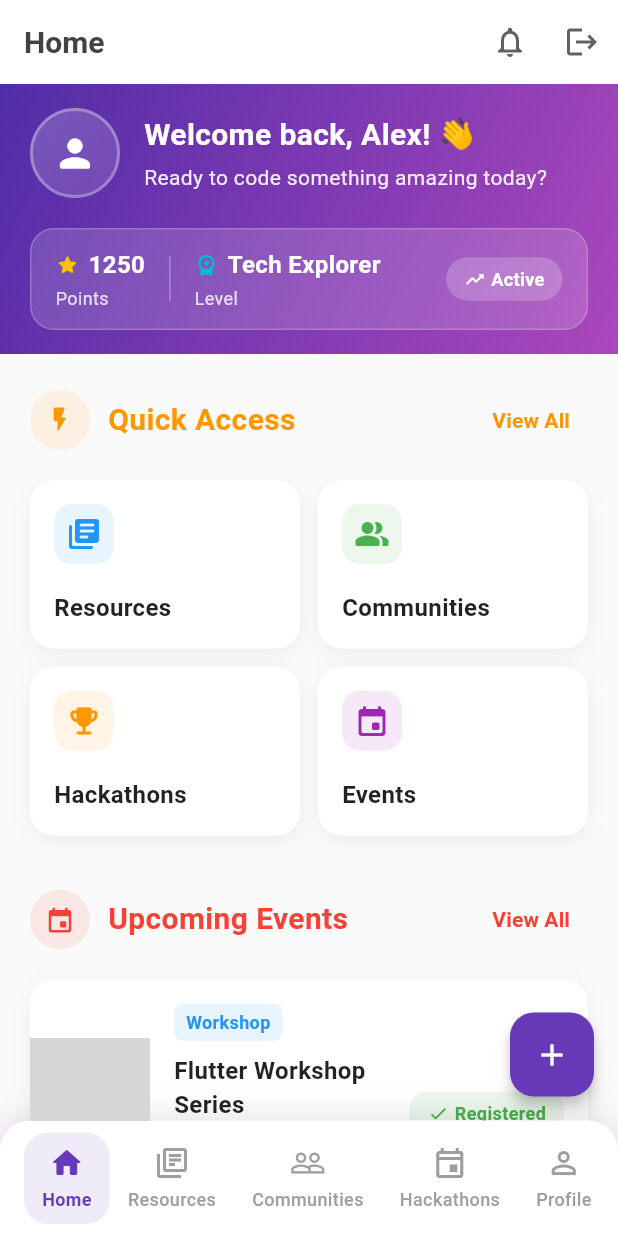
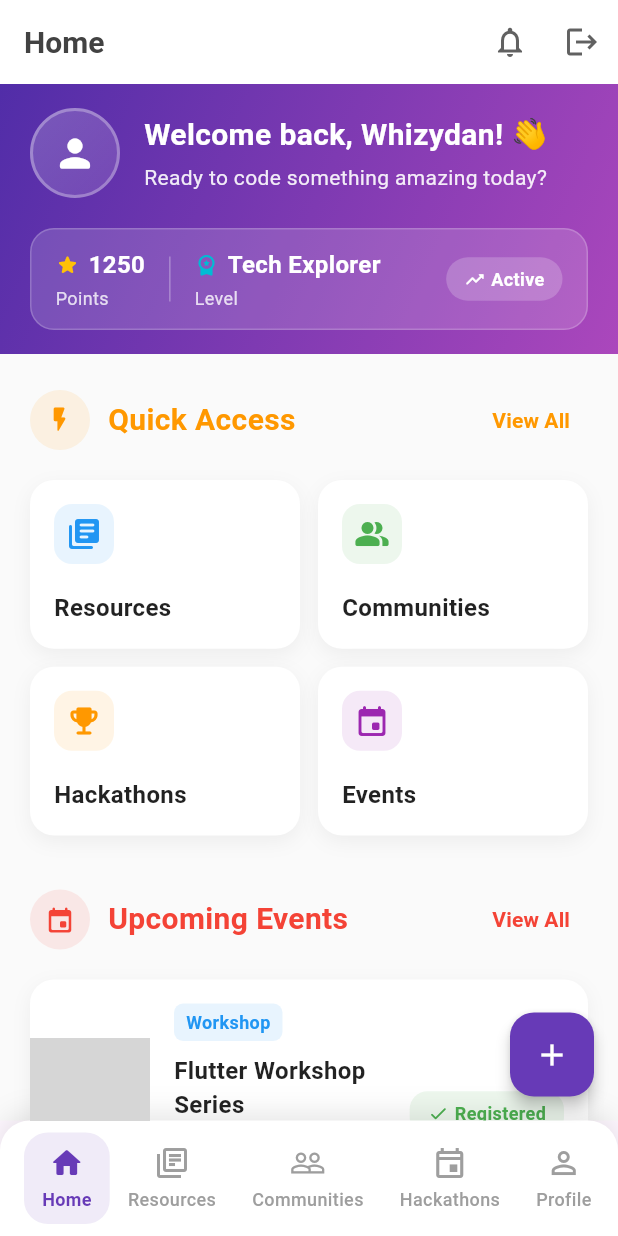
Before and after one commit to EU-Mobile-Developers/EUCOSSA-flutter, a Flutter app: the screen it shows after launch, after a tap on "Skip", after a tap on "Sign In", on a phone screen of 412 x 824 dp. Run offline on Flutter 3.47's test engine with Material 3 defaults, Android fonts, the phone set to English and light mode, and no system bars; our stand-ins replace shared_preferences, smooth_page_indicator; network calls fail; grey boxes are pictures that could not be loaded.

Commit message:
minor updates

```diff
--- a/lib/scrrens/about/credits.dart
+++ b/lib/scrrens/about/credits.dart
@@ -5,7 +5,7 @@ class CreditsPage extends StatelessWidget {
 
   final List<TeamMember> _teamMembers = const [
     TeamMember(
-      name: 'Daniel M.',
+      name: 'Duncan N.',
       githubUsername: 'whizydan',
       role: 'Full Stack Developer',
       email: 'whizydan@gmail.com',
--- a/lib/scrrens/home/tabs/main.dart
+++ b/lib/scrrens/home/tabs/main.dart
@@ -8,7 +8,7 @@ class HomeTab extends StatefulWidget {
 }
 
 class _HomeTabState extends State<HomeTab> {
-  final String _userName = "Alex";
+  final String _userName = "Whizydan";
   final int _points = 1250;
   final String _userLevel = "Tech Explorer";
 
```
